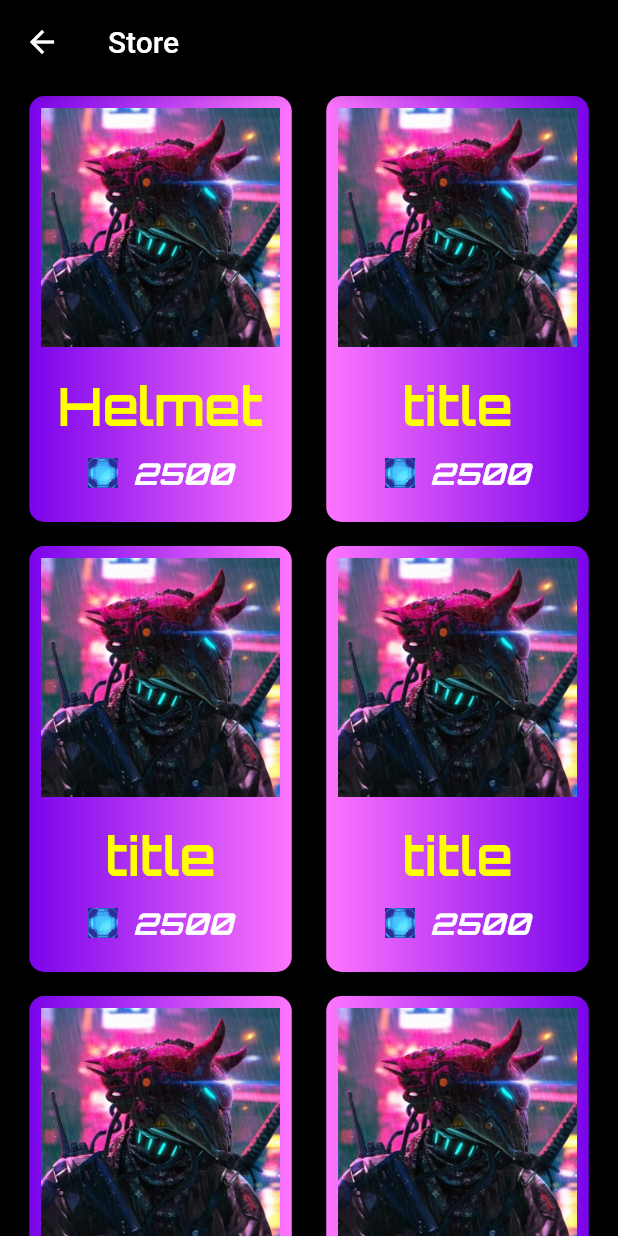
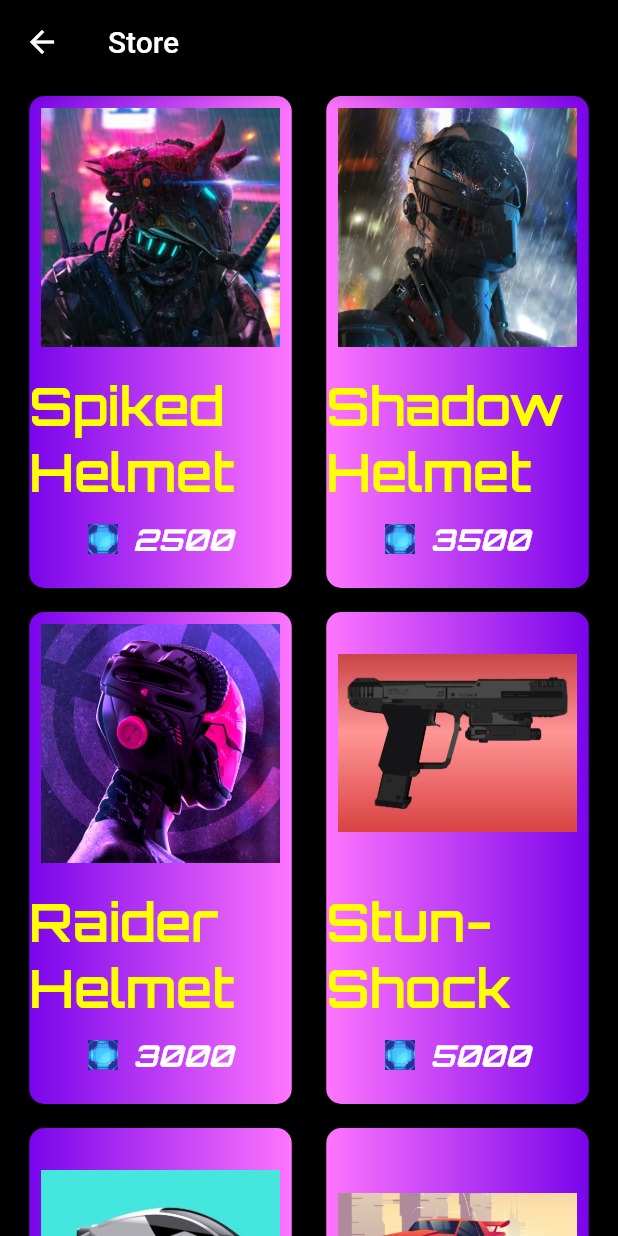
Before and after one commit to Co-div/codiv-2078, a Flutter app: the StorePage screen opened by its route, on a phone screen of 412 x 824 dp. Run offline on Flutter 3.47's test engine with Material 2 defaults, Android fonts, the phone set to English and light mode, and no system bars; our stand-ins replace animated_text_kit.

```diff
--- a/lib/components/item_card.dart
+++ b/lib/components/item_card.dart
@@ -1,5 +1,5 @@
+import 'package:codiv_2078/screens/item_page.dart';
 import 'package:flutter/material.dart';
-import 'package:codiv_2078/screens/item_page.dart';
 
 class ItemCard extends StatelessWidget {
   ItemCard({this.image, this.title, this.coins, this.right = false, this.desc});
@@ -37,10 +37,13 @@ class ItemCard extends StatelessWidget {
               stops: _stops,
             )),
         width: 175.0,
+        //height: 350.0,
         child: Column(
+          mainAxisAlignment: MainAxisAlignment.center,
           children: <Widget>[
-            Padding(
-              padding: const EdgeInsets.all(8.0),
+            Container(
+              padding: EdgeInsets.all(8),
+              height: 175,
               child: Image(
                 image: AssetImage(image),
               ),
--- a/lib/screens/store_page.dart
+++ b/lib/screens/store_page.dart
@@ -1,5 +1,5 @@
+import 'package:codiv_2078/components/item_card.dart';
 import 'package:flutter/material.dart';
-import 'package:codiv_2078/components/item_card.dart';
 
 class StorePage extends StatelessWidget {
   static const String id = 'store-page';
@@ -19,15 +19,18 @@ class StorePage extends StatelessWidget {
               mainAxisAlignment: MainAxisAlignment.spaceAround,
               children: <Widget>[
                 ItemCard(
-                  title: 'Helmet',
+                  title: 'Spiked Helmet',
                   image: 'assets/Shop1.jpg',
                   coins: 2500,
-                  desc: 'random',
+                  desc:
+                      'Gotta instill fear in your enemies then go for this spiky helm, with a built-in HUD display and night vision. Your enemies will surely remember your name.',
                 ),
                 ItemCard(
-                  title: 'title',
-                  image: 'assets/Shop1.jpg',
-                  coins: 2500,
+                  title: 'Shadow Helmet',
+                  image: 'assets/shop2.jpg',
+                  coins: 3500,
+                  desc:
+                      'Become a master of stealth by putting on this helm that lets you go off the radar and be invisible using the best cloaking tech. ',
                   right: true,
                 ),
               ],
@@ -39,14 +42,18 @@ class StorePage extends StatelessWidget {
               mainAxisAlignment: MainAxisAlignment.spaceAround,
               children: <Widget>[
                 ItemCard(
-                  title: 'title',
-                  image: 'assets/Shop1.jpg',
-                  coins: 2500,
+                  title: 'Raider Helmet',
+                  image: 'assets/shop3.jpg',
+                  coins: 3000,
+                  desc:
+                      'Let us go on a raid riding our bikes under the neon city lights showing everyone who is the boss around here.',
                 ),
                 ItemCard(
-                  title: 'title',
-                  image: 'assets/Shop1.jpg',
-                  coins: 2500,
+                  title: 'Stun-Shock',
+                  image: 'assets/shopgun.jpg',
+                  coins: 5000,
+                  desc:
+                      'Comes with Aim-Assist that links with your HUD display so you never miss your aim. It is time to rain down thunder.',
                   right: true,
                 ),
               ],
@@ -58,14 +65,18 @@ class StorePage extends StatelessWidget {
               mainAxisAlignment: MainAxisAlignment.spaceAround,
               children: <Widget>[
                 ItemCard(
-                  title: 'title',
-                  image: 'assets/Shop1.jpg',
-                  coins: 2500,
+                  title: 'Raider 9000',
+                  image: 'assets/shopbike.jpg',
+                  coins: 10000,
+                  desc:
+                      'Need a ride to go crusing around then this baby right here is the best choice with them curves leting you reach speeds you have never before.',
                 ),
                 ItemCard(
-                  title: 'title',
-                  image: 'assets/Shop1.jpg',
-                  coins: 2500,
+                  title: 'Hover-Tron',
+                  image: 'assets/shopcar.jpg',
+                  coins: 18000,
+                  desc:
+                      'Off road will never be the same as before, because in the sky there are no roads. So let go of your limits and hit the pedal.',
                   right: true,
                 ),
               ],
```
